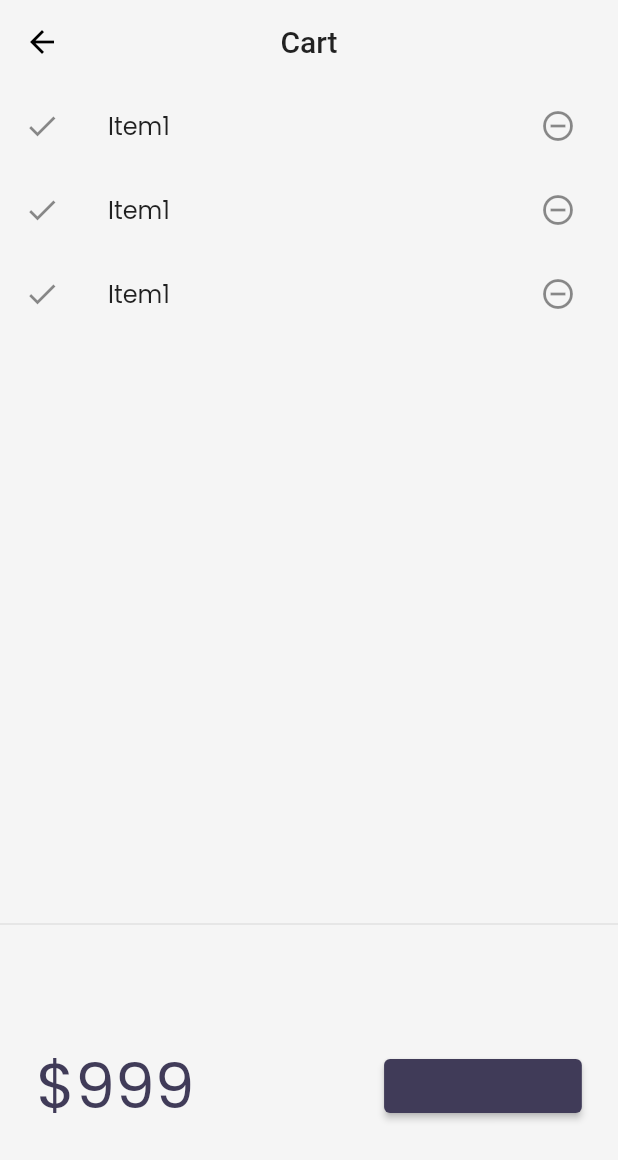
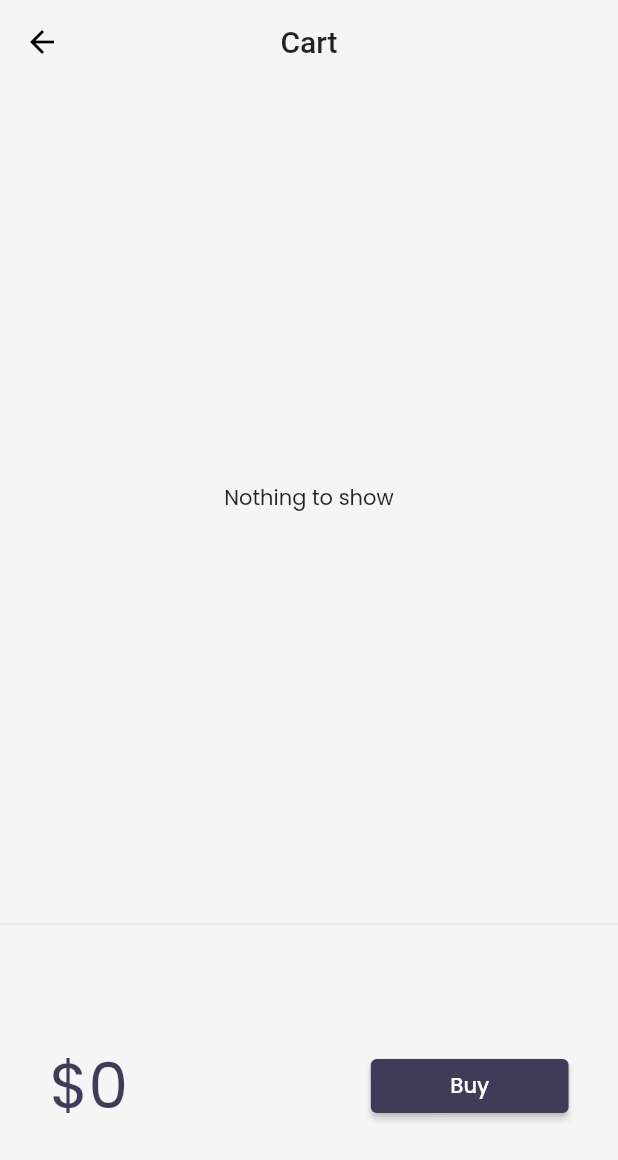
Before and after one commit to devrahul-2508/Flutter-Catalogue, a Flutter app: the screen it shows after launch, after a tap on the "add" icon, on a phone screen of 412 x 824 dp. Shown: the top 1160 px of the screen. Run offline on Flutter 3.47's test engine with Material 2 defaults, Android fonts, the phone set to English and light mode, and no system bars; drawn by our look-alikes of velocity_x; our stand-ins replace google_fonts; network calls fail.

Commit message:
State Management

```diff
--- /dev/null
+++ b/lib/core/store.dart
@@ -0,0 +1,14 @@
+import 'package:flutter_catalogue/models/cart.dart';
+import 'package:flutter_catalogue/models/catalogue.dart';
+import 'package:velocity_x/velocity_x.dart';
+
+class MyStore extends VxStore {
+  late CatalogModel catalog;
+  late CartModel cart;
+
+  MyStore() {
+    catalog = CatalogModel();
+    cart = CartModel();
+    cart.catalog = catalog;
+  }
+}
--- a/lib/main.dart
+++ b/lib/main.dart
@@ -1,4 +1,5 @@
 import 'package:flutter/material.dart';
+import 'package:flutter_catalogue/core/store.dart';
 import 'package:flutter_catalogue/pages/cart_page.dart';
 import 'package:flutter_catalogue/pages/home_page.dart';
 import 'package:flutter_catalogue/pages/login_page.dart';
@@ -6,9 +7,10 @@ import 'package:flutter_catalogue/utils/routes.dart';
 import 'package:flutter_catalogue/widgets/themes.dart';
 import 'package:google_fonts/google_fonts.dart';
 import 'package:google_fonts/google_fonts.dart';
+import 'package:velocity_x/velocity_x.dart';
 
 void main() {
-  runApp(MyApp());
+  runApp(VxState(store: MyStore(), child: const MyApp()));
 }
 
 class MyApp extends StatelessWidget {
--- /dev/null
+++ b/lib/models/cart.dart
@@ -0,0 +1,32 @@
+import 'package:flutter_catalogue/models/catalogue.dart';
+
+class CartModel {
+
+  late CatalogModel _catalog;
+
+  final List<int> _itemIds = [];
+
+  CatalogModel get catalog => _catalog;
+
+  set catalog(CatalogModel newCatalog) {
+    assert(newCatalog != null);
+    _catalog = newCatalog;
+  }
+
+  List<Item> get items => _itemIds.map((id) => _catalog.getById(id)).toList();
+  // Get total price
+  num get totalPrice =>
+      items.fold(0, (total, current) => total + current.price);
+
+  // Add Item
+
+  void add(Item item) {
+    _itemIds.add(item.id);
+  }
+
+  // Remove Item
+
+  void remove(Item item) {
+    _itemIds.remove(item.id);
+  }
+}
--- a/lib/models/catalogue.dart
+++ b/lib/models/catalogue.dart
@@ -5,10 +5,10 @@ class CatalogModel {
   static List<Item> items = List.empty();
 
   // get item by id
-  static Item getById(int id) =>
+  Item getById(int id) =>
       items.firstWhere((element) => element.id == id, orElse: null);
 
-  static Item getByPosition(int pos) => items[pos];
+  Item getByPosition(int pos) => items[pos];
 }
 
 class Item {
--- a/lib/pages/cart_page.dart
+++ b/lib/pages/cart_page.dart
@@ -1,6 +1,7 @@
 import 'package:flutter/material.dart';
 import 'package:flutter/src/widgets/container.dart';
 import 'package:flutter/src/widgets/framework.dart';
+import 'package:flutter_catalogue/models/cart.dart';
 import 'package:flutter_catalogue/widgets/themes.dart';
 import 'package:velocity_x/velocity_x.dart';
 
@@ -26,19 +27,28 @@ class CartTotal extends StatelessWidget {
 
   @override
   Widget build(BuildContext context) {
+    final _cart = CartModel();
+
     return SizedBox(
       height: 200,
       child: Row(
         mainAxisAlignment: MainAxisAlignment.spaceAround,
         children: [
-          "\$999".text.xl5.color(context.theme.accentColor).make(),
+          "\$${_cart.totalPrice.toString()}"
+              .text
+              .xl5
+              .color(context.theme.accentColor)
+              .make(),
           30.widthBox,
           ElevatedButton(
-                  onPressed: () {},
+                  onPressed: () {
+                    ScaffoldMessenger.of(context).showSnackBar(SnackBar(
+                        content: "Buying not supported yet".text.make()));
+                  },
                   style: ButtonStyle(
                       backgroundColor:
                           MaterialStateProperty.all(context.theme.buttonColor)),
-                  child: "Buy".text.color(context.theme.accentColor).make())
+                  child: "Buy".text.make())
               .w32(context)
         ],
       ),
@@ -46,27 +56,26 @@ class CartTotal extends StatelessWidget {
   }
 }
 
-class CartList extends StatefulWidget {
-  const CartList({super.key});
+class CartList extends StatelessWidget {
+  final _cart = CartModel();
 
   @override
-  State<CartList> createState() => _CartListState();
-}
-
-class _CartListState extends State<CartList> {
-  @override
   Widget build(BuildContext context) {
-    return ListView.builder(
-        itemCount: 3,
+    return _cart.items.isEmpty
+        ? "Nothing to show".text.makeCentered()
+        : ListView.builder(
+            itemCount: _cart.items.length,
             itemBuilder: (context, index) {
               return ListTile(
                 leading: Icon(Icons.done),
                 trailing: IconButton(
                   icon: Icon(Icons.remove_circle_outline),
-              onPressed: () {},
+                  onPressed: () {
+                    _cart.remove(_cart.items[index]);
+                  },
                 ),
-            title: "Item1".text.make(),
+                title: _cart.items[index].name.text.make(),
               );
-        });
+            }).p20();
   }
 }
--- /dev/null
+++ b/lib/widgets/home_widgets/add_to_cart.dart
@@ -0,0 +1,35 @@
+import 'package:flutter/material.dart';
+
+import '../../models/cart.dart';
+import '../../models/catalogue.dart';
+import 'package:velocity_x/velocity_x.dart';
+
+class AddToCart extends StatelessWidget {
+  final Item catalog;
+  AddToCart({
+    required this.catalog,
+    super.key,
+  });
+
+  final _cart = CartModel();
+
+  @override
+  Widget build(BuildContext context) {
+    bool isInCart = _cart.items.contains(catalog) ?? false;
+
+    return ElevatedButton(
+        onPressed: () {
+          if (!isInCart) {
+            isInCart = isInCart.toggle();
+            final _catalog = CatalogModel();
+            _cart.catalog = _catalog;
+            _cart.add(catalog);
+          }
+        },
+        child: isInCart ? Icon(Icons.done) : "Buy".text.make(),
+        style: ButtonStyle(
+          backgroundColor: MaterialStateProperty.all(context.theme.buttonColor),
+          shape: MaterialStateProperty.all(StadiumBorder()),
+        ));
+  }
+}
--- a/lib/widgets/home_widgets/catalogue_list.dart
+++ b/lib/widgets/home_widgets/catalogue_list.dart
@@ -1,8 +1,10 @@
 import 'package:flutter/material.dart';
+import 'package:flutter_catalogue/models/cart.dart';
 import 'package:flutter_catalogue/pages/homedetail_page.dart';
 import 'package:velocity_x/velocity_x.dart';
 import '../../models/catalogue.dart';
 import '../themes.dart';
+import 'add_to_cart.dart';
 
 class CatalogList extends StatelessWidget {
   const CatalogList({super.key});
@@ -13,7 +15,7 @@ class CatalogList extends StatelessWidget {
         shrinkWrap: true,
         itemCount: CatalogModel.items.length,
         itemBuilder: (context, index) {
-          final catalog = CatalogModel.getByPosition(index);
+          final catalog = CatalogModel.items[index];
           return InkWell(
               onTap: () => Navigator.push(
                   context,
@@ -49,14 +51,7 @@ class CatalogItem extends StatelessWidget {
               buttonPadding: Vx.mOnly(right: 10),
               children: [
                 "\$${catalog.price}".text.xl.bold.make(),
-                ElevatedButton(
-                    onPressed: () {},
-                    child: "Buy".text.make(),
-                    style: ButtonStyle(
-                      backgroundColor:
-                          MaterialStateProperty.all(context.theme.buttonColor),
-                      shape: MaterialStateProperty.all(StadiumBorder()),
-                    ))
+                AddToCart(catalog: catalog)
               ],
             )
           ],
@@ -65,6 +60,7 @@ class CatalogItem extends StatelessWidget {
     )).color(context.cardColor).roundedLg.square(150).make().py16();
   }
 }
+
 
 class CatalogImage extends StatelessWidget {
   final String image;
```
Also changed, not shown: lib/pages/homedetail_page.dart (+2 -9 lines). Lines whose indentation alone changed are shown as unchanged.
